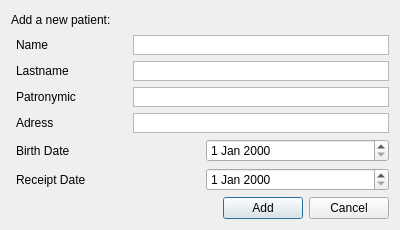
Qt form res/add_dialog.ui (ewoxej/qtdbase) before a commit.
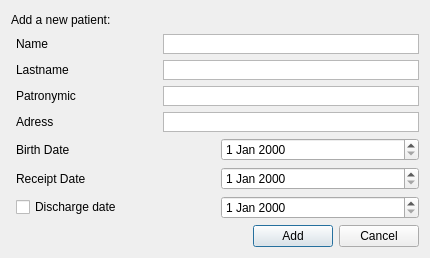
The same form after that commit.

What changed in the file:
```diff
--- a/res/add_dialog.ui
+++ b/res/add_dialog.ui
@@ -12,20 +12,26 @@
    <rect>
     <x>0</x>
     <y>0</y>
-    <width>400</width>
-    <height>230</height>
+    <width>430</width>
+    <height>258</height>
    </rect>
   </property>
   <property name="sizePolicy">
-   <sizepolicy hsizetype="Fixed" vsizetype="Fixed">
+   <sizepolicy hsizetype="Minimum" vsizetype="Minimum">
     <horstretch>0</horstretch>
     <verstretch>0</verstretch>
    </sizepolicy>
   </property>
   <property name="minimumSize">
    <size>
-    <width>400</width>
-    <height>200</height>
+    <width>430</width>
+    <height>258</height>
+   </size>
+  </property>
+  <property name="maximumSize">
+   <size>
+    <width>430</width>
+    <height>258</height>
    </size>
   </property>
   <property name="windowTitle">
@@ -37,6 +43,12 @@
   <layout class="QVBoxLayout" name="verticalLayout">
    <item>
     <widget class="QLabel" name="label_10">
+     <property name="sizePolicy">
+      <sizepolicy hsizetype="Minimum" vsizetype="Minimum">
+       <horstretch>0</horstretch>
+       <verstretch>0</verstretch>
+      </sizepolicy>
+     </property>
      <property name="text">
       <string>Add a new patient:</string>
      </property>
@@ -220,6 +232,27 @@
      </item>
     </layout>
    </item>
+   <item>
+    <layout class="QHBoxLayout" name="horizontalLayout_11">
+     <property name="leftMargin">
+      <number>5</number>
+     </property>
+     <item>
+      <widget class="QCheckBox" name="checkBox">
+       <property name="text">
+        <string>Discharge date</string>
+       </property>
+      </widget>
+     </item>
+     <item>
+      <widget class="QDateEdit" name="dateEdit_3">
+       <property name="enabled">
+        <bool>true</bool>
+       </property>
+      </widget>
+     </item>
+    </layout>
+   </item>
    <item>
     <layout class="QHBoxLayout" name="horizontalLayout">
      <item>
```
Left out of the diff: 2 changed lines with no effect on the pictures.
